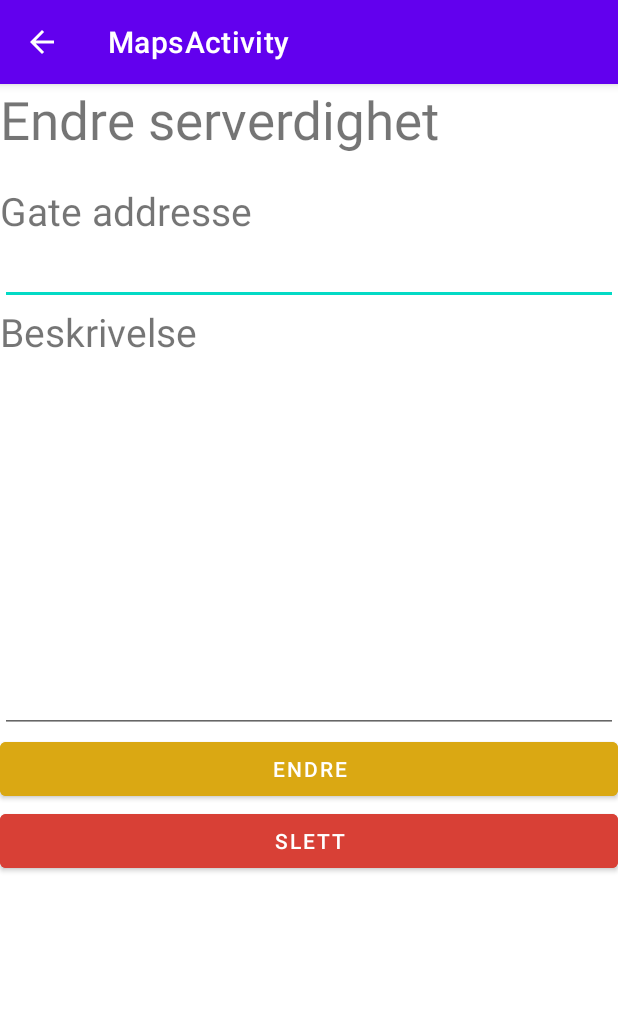
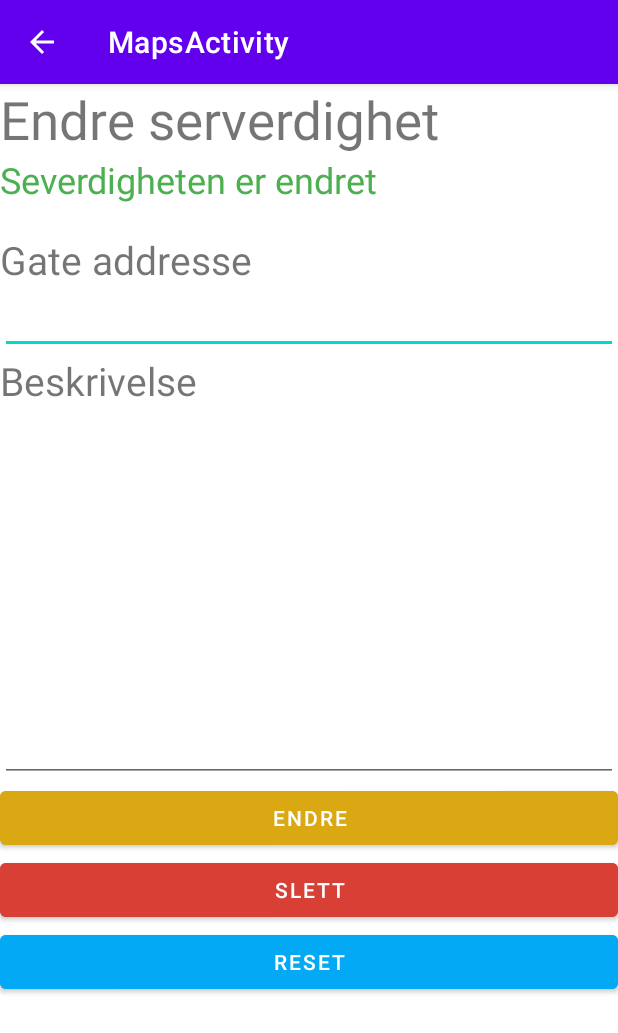
Before and after one commit to roblar997/kartApp, an Android app: the EndreSlettActivity screen opened directly, with no data from a screen before it, after a tap on "ENDRE", on a phone screen of 412 x 824 dp. Shown: the top 1033 px of the screen. Run offline under Robolectric (Android 15) with nearby library versions, the phone set to English and light mode, and no system bars; 4 statements that could not run were skipped.

```diff
--- a/app/src/main/java/com/example/kartapp/EndreSlettActivity.java
+++ b/app/src/main/java/com/example/kartapp/EndreSlettActivity.java
@@ -5,6 +5,7 @@ import android.annotation.SuppressLint;
 import android.content.Intent;
 import android.content.IntentSender;
 import android.content.pm.PackageManager;
+import android.database.sqlite.SQLiteDatabase;
 import android.location.Location;
 import android.location.LocationListener;
 import android.os.AsyncTask;
@@ -23,6 +24,8 @@ import androidx.appcompat.app.AppCompatActivity;
 import androidx.core.app.ActivityCompat;
 import androidx.fragment.app.DialogFragment;
 
+import com.example.kartapp.database.DbHandlerSeverdighet;
+import com.example.kartapp.database.models.Severdighet;
 import com.google.android.gms.common.ConnectionResult;
 import com.google.android.gms.common.api.GoogleApiClient;
 import com.google.android.gms.location.FusedLocationProviderClient;
@@ -67,22 +70,41 @@ public class EndreSlettActivity extends AppCompatActivity implements
     EditText gateAddresseTxtEdit;
     Button endreBtn;
     Button deleteBtn;
+    Button resetBtn;
+    DbHandlerSeverdighet dbHelperSeverdighet;
+    SQLiteDatabase db;
+
+    private void slettSeverdighetDB(){
+        dbHelperSeverdighet.slettSeverdighet(db, Double.parseDouble(lat),Double.parseDouble(lng));
+    }
+    private void oppdaterSeverdighetDB(){
+        Severdighet severdighet= new Severdighet();
+
+        severdighet.setLng(Double.valueOf(lng));
+        severdighet.setLat(Double.valueOf(lat));
+        severdighet.setBeskrivelse(beskrivelse);
+        severdighet.setGateadresse(gateaddresse);
+        dbHelperSeverdighet.oppdaterSeverdighet(db, severdighet);
+    }
     @Override
     protected void onCreate(Bundle savedInstanceState) {
         super.onCreate(savedInstanceState);
         setContentView(R.layout.activity_endreslett);
         ActionBar actionBar = getSupportActionBar();
-
+        dbHelperSeverdighet = new DbHandlerSeverdighet(this);
+        db=dbHelperSeverdighet.getWritableDatabase();
+        dbHelperSeverdighet.onCreate(db);
         actionBar.setDisplayHomeAsUpEnabled(true);
-
+        TextView responsTekst;
         lat = getIntent().getStringExtra("lat");
         lng = getIntent().getStringExtra("lng");
         gateaddresse = getIntent().getStringExtra("gateadresse");
         beskrivelse = getIntent().getStringExtra("beskrivelse");
-
+        responsTekst = (TextView) findViewById(R.id.responsTekst);
         gateAddresseTxtEdit = (EditText) findViewById(R.id.gateAddresse);
         beskrivelseInp = (EditText) findViewById(R.id.beskrivelseInp);
         endreBtn = (Button) findViewById(R.id.endreBtn);
+        Button deleteBtn = (Button) findViewById(R.id.resetBtn);
         deleteBtn = (Button) findViewById(R.id.deleteBtn);
         gateAddresseTxtEdit.setText(gateaddresse);
         beskrivelseInp.setText(beskrivelse);
@@ -91,8 +113,19 @@ public class EndreSlettActivity extends AppCompatActivity implements
             public void onClick(View view) {
 
                 String beskrivelse = String.valueOf(beskrivelseInp.getText());
+                String gateaddresse = String.valueOf(gateAddresseTxtEdit.getText());
                 updateJSON task = new updateJSON(lat,lng,gateaddresse,beskrivelse);
                 task.execute();
+                oppdaterSeverdighetDB();
+                responsTekst.setText("Severdigheten er endret");
+            }
+        });
+        resetBtn.setOnClickListener(new View.OnClickListener() {
+            @Override
+            public void onClick(View view) {
+
+                beskrivelseInp.setText(beskrivelse);
+                gateAddresseTxtEdit.setText(gateaddresse);
             }
         });
         deleteBtn.setOnClickListener(new View.OnClickListener() {
@@ -101,6 +134,8 @@ public class EndreSlettActivity extends AppCompatActivity implements
 
                 deleteJson task = new deleteJson(lat,lng);
                 task.execute();
+                slettSeverdighetDB();
+                responsTekst.setText("Severdigheten er slettet");
             }
         });
         gateAddresseTxtEdit.setText(gateaddresse);
@@ -393,6 +428,10 @@ public class EndreSlettActivity extends AppCompatActivity implements
 
     };
 
-
+    @Override
+    protected void onDestroy() {
+        dbHelperSeverdighet.close();
+        super.onDestroy();
+    }
 
 }
--- a/app/src/main/java/com/example/kartapp/database/DbHandlerSeverdighet.java
+++ b/app/src/main/java/com/example/kartapp/database/DbHandlerSeverdighet.java
@@ -40,7 +40,7 @@ public class DbHandlerSeverdighet extends SQLiteOpenHelper {
     }
     @Override
     public void onCreate(SQLiteDatabase db) {
-        String LAG_TABELL = "CREATE TABLE IF NOT EXISTS " + TABLE_SEVERDIGHETER+ "(" + KEY_LAT +" DOUBLE," + KEY_LNG + "DOUBLE," + KEY_GATEADRESSE + " TEXT," + KEY_BESKRIVELSE + " TEXT,"
+        String LAG_TABELL = "CREATE TABLE IF NOT EXISTS " + TABLE_SEVERDIGHETER+ "(" + KEY_LAT +" DOUBLE," + KEY_LNG + " DOUBLE," + KEY_GATEADRESSE + " TEXT," + KEY_BESKRIVELSE + " TEXT,"
                 + "PRIMARY KEY (" + KEY_LAT + "," + KEY_LNG + "))";
 
         Log.d("SQL", LAG_TABELL);
@@ -48,7 +48,7 @@ public class DbHandlerSeverdighet extends SQLiteOpenHelper {
     }
     public void slettSeverdighet(SQLiteDatabase db, Double inn_lat, Double inn_lng) {
 
-        db.delete(TABLE_SEVERDIGHETER , KEY_LAT + " = ? AND" + KEY_LNG,
+        db.delete(TABLE_SEVERDIGHETER , KEY_LAT + " = ? AND " + KEY_LNG + " = ?",
                 new String[]{Double.toString(inn_lat),Double.toString(inn_lng)});
     }
 
@@ -61,7 +61,7 @@ public class DbHandlerSeverdighet extends SQLiteOpenHelper {
         if (cursor.moveToFirst()) {
             do {
                 Severdighet severdighet = new Severdighet();
-                severdighet.setLng(cursor.getDouble(0));
+                severdighet.setLat(cursor.getDouble(0));
                 severdighet.setLng(cursor.getDouble(1));
                 severdighet.setGateadresse(cursor.getString(2));
                 severdighet.setBeskrivelse(cursor.getString(3));
--- a/app/src/main/res/layout/activity_endreslett.xml
+++ b/app/src/main/res/layout/activity_endreslett.xml
@@ -23,6 +23,13 @@
                 android:layout_height="match_parent"
                 android:text="Endre serverdighet"
                 android:textSize="35sp" />
+
+            <TextView
+                android:id="@+id/responsTekst"
+                android:layout_width="match_parent"
+                android:layout_height="wrap_content"
+                android:textColor="#4CAF50"
+                android:textSize="24sp" />
 
             <TextView
                 android:id="@+id/servId"
@@ -53,7 +60,7 @@
                 android:id="@+id/gateAddresse"
                 android:layout_width="match_parent"
                 android:layout_height="wrap_content"
-                android:editable="false"
+                android:editable="true"
                 android:ems="10" />
 
             <TextView
@@ -86,6 +93,13 @@
                 android:backgroundTint="#D84036"
                 android:text="Slett" />
 
+            <Button
+                android:id="@+id/resetBtn"
+                android:layout_width="match_parent"
+                android:layout_height="wrap_content"
+                android:backgroundTint="#03A9F4"
+                android:text="Reset" />
+
         </LinearLayout>
     </ScrollView>
 </androidx.constraintlayout.widget.ConstraintLayout>
--- a/app/src/main/res/layout/activity_maps.xml
+++ b/app/src/main/res/layout/activity_maps.xml
@@ -36,7 +36,7 @@
                 android:layout_width="match_parent"
                 android:layout_height="wrap_content"
                 android:ems="10"
-                android:text="Name" />
+                android:text="Gate adresse" />
 
             <Button
                 android:id="@+id/sokBtn"
```
Also changed, not shown: app/src/main/AndroidManifest.xml (+0 -12 lines), app/src/main/java/com/example/kartapp/LagreActivity.java (+35 -2 lines), app/src/main/java/com/example/kartapp/MapsActivity.java (+36 -6 lines), app/src/main/res/layout/activity_lagre.xml (+7 -0 lines).
